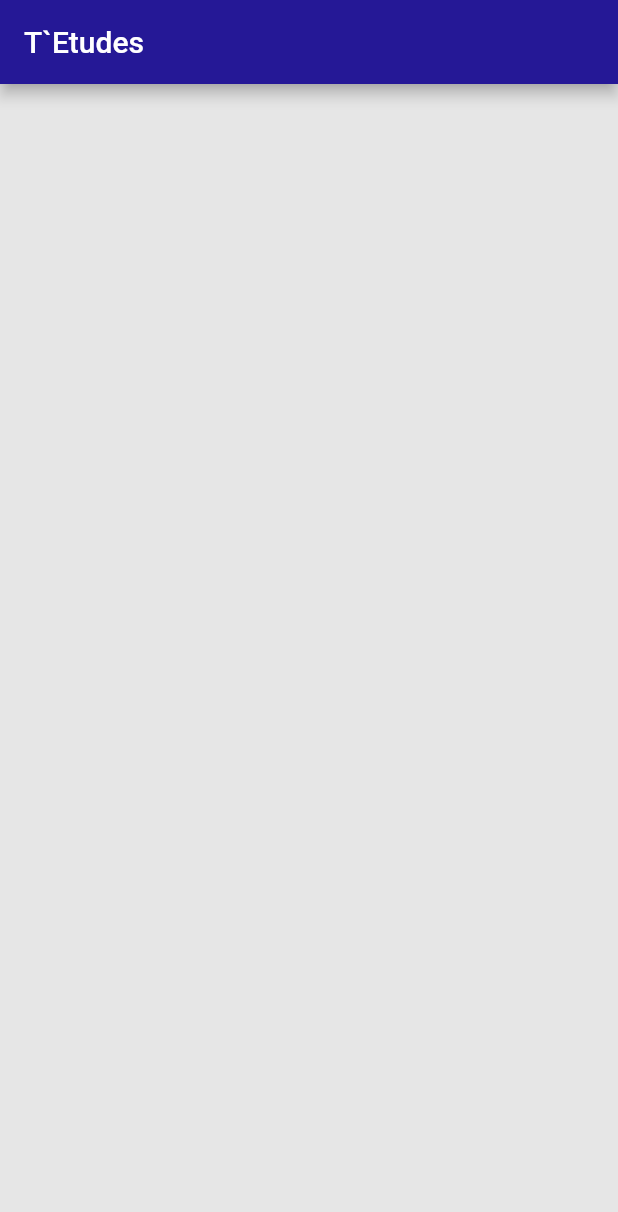
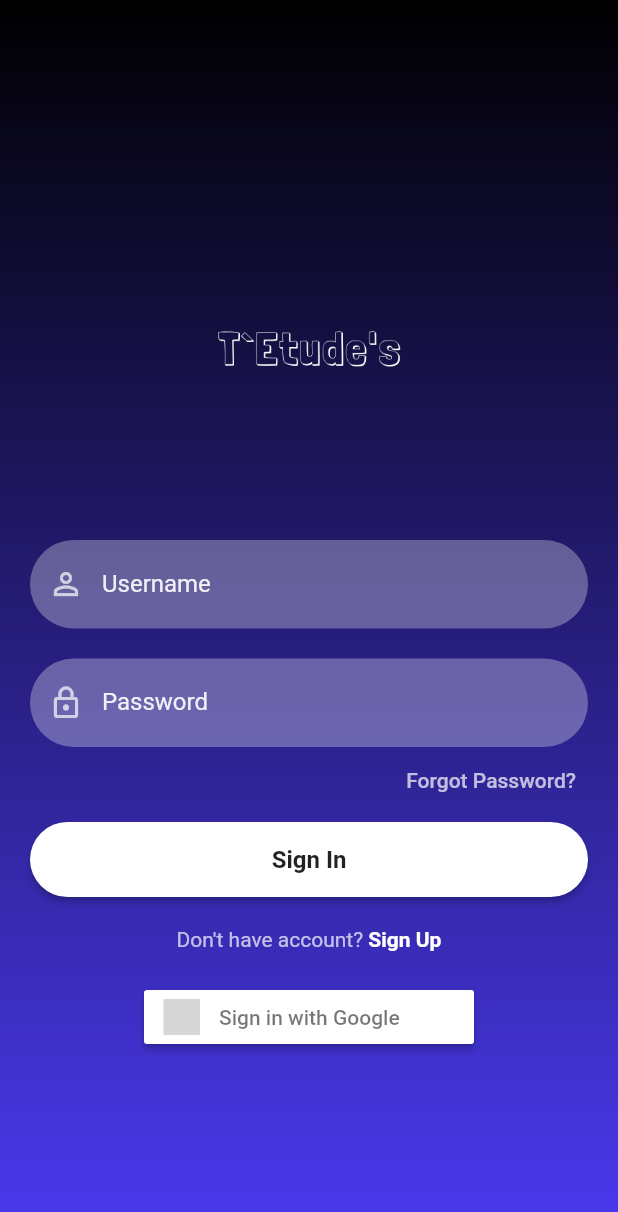
Before and after one commit to Joseph-Kz/Projet-dev, a Flutter app: the screen it shows after launch, on a phone screen of 412 x 824 dp. Shown: the top 1212 px of the screen. Run offline on Flutter 3.47's test engine with Material 2 defaults, Android fonts, the phone set to English and light mode, and no system bars; our stand-ins replace firebase_auth, firebase_core, flutter_signin_button; accounts and stored records are empty; grey boxes are pictures that could not be loaded.

Commit message:
Loginsignupforgotpass

```diff
--- /dev/null
+++ b/lib/Pages/Login.dart
@@ -0,0 +1,111 @@
+import 'package:firebase_auth/firebase_auth.dart';
+import 'package:flutter/material.dart';
+import 'package:projet_tetudes/Pages/home_page.dart';
+import 'package:projet_tetudes/Widget/widget.dart';
+import 'package:flutter_signin_button/flutter_signin_button.dart';
+
+import '../utils/hex_color.dart';
+import 'Signup.dart';
+
+class SignInScreen extends StatefulWidget {
+  const SignInScreen({Key? key}) : super(key: key);
+
+  @override
+  _SignInScreenState createState() => _SignInScreenState();
+}
+GlobalMethods _globalMethods = GlobalMethods();
+class _SignInScreenState extends State<SignInScreen> {
+  TextEditingController _passwordTextController = TextEditingController();
+  TextEditingController _emailTextController = TextEditingController();
+  @override
+  Widget build(BuildContext context) {
+    return Scaffold(
+      body: Container(
+        // width: MediaQuery.of(context).size.width,
+        // height: MediaQuery.of(context).size.height,
+        decoration: BoxDecoration(
+            gradient: LinearGradient(colors: [
+          hexStringToColor("000000"),
+          hexStringToColor("4B39EF")
+        ], begin: Alignment.topCenter, end: Alignment.bottomCenter)),
+        child: SingleChildScrollView(
+          child: Padding(
+            padding: EdgeInsets.fromLTRB(20, 120, 20, 150),
+            child: Column(
+              children: <Widget>[
+                logoWidget("assets/images/Logoo.png"),
+                const SizedBox(
+                  height: 0,
+                ),
+                reusableTextField("Username", Icons.person_outline, false,
+                    _emailTextController),
+                const SizedBox(
+                  height: 20,
+                ),
+                reusableTextField("Password", Icons.lock_outline, true,
+                    _passwordTextController),
+                  const SizedBox(
+                    height: 5,
+                  ),
+                        forgetPassword(context),
+                        firebaseUIButton(context, "Sign In", ()  {
+
+                            FirebaseAuth.instance
+                                .signInWithEmailAndPassword(
+                                email: _emailTextController.text,
+                                password: _passwordTextController.text)
+                                .then((value) {
+                              Navigator.push(context,
+                                  MaterialPageRoute(
+                                      builder: (context) => HomePage()));
+                            }).onError((error, stackTrace) {
+                              String Error_message = "Error ${error.toString()}";
+                              _globalMethods.showErrorDialog(Error_message, context);
+                            });
+                          }
+                          ),
+                signUpOption(),
+                const SizedBox(
+                  height: 20,
+                ),
+                Googlebutton()
+              ],
+            ),
+          ),
+        ),
+      ),
+    );
+  }
+
+  Row signUpOption() {
+    return Row(
+      mainAxisAlignment: MainAxisAlignment.center,
+      children: [
+        const Text("Don't have account?",
+            style: TextStyle(color: Colors.white70)),
+        GestureDetector(
+          onTap: () {
+            Navigator.push(context,
+                MaterialPageRoute(builder: (context) => SignUpScreen()));
+          },
+          child: const Text(
+            " Sign Up",
+            style: TextStyle(color: Colors.white, fontWeight: FontWeight.bold),
+          ),
+        )
+      ],
+    );
+  }
+  Row Googlebutton() {
+    return Row(
+      mainAxisAlignment: MainAxisAlignment.center,
+      children: [
+        SignInButton(
+          Buttons.Google,
+          onPressed: () => Navigator.of(context).pushReplacement(
+              MaterialPageRoute(builder: (context) => HomePage())),
+        )
+      ]
+    );
+  }
+}
--- /dev/null
+++ b/lib/Widget/widget.dart
@@ -0,0 +1,120 @@
+import 'package:flutter/material.dart';
+import 'package:projet_tetudes/Pages/forget_password.dart';
+
+Image logoWidget(String imageName) {
+  return Image.asset(
+    imageName,
+    fit: BoxFit.fitWidth,
+    width: 240,
+    height: 240,
+    color: Colors.white,
+  );
+}
+
+TextField reusableTextField(String text, IconData icon, bool isPasswordType,
+    TextEditingController controller) {
+  return TextField(
+    controller: controller,
+    obscureText: isPasswordType,
+    enableSuggestions: !isPasswordType,
+    autocorrect: !isPasswordType,
+    cursorColor: Colors.white,
+    style: TextStyle(color: Colors.white.withOpacity(0.9)),
+    decoration: InputDecoration(
+      prefixIcon: Icon(
+        icon,
+        color: Colors.white70,
+      ),
+      labelText: text,
+      labelStyle: TextStyle(color: Colors.white.withOpacity(0.9)),
+      filled: true,
+      floatingLabelBehavior: FloatingLabelBehavior.never,
+      fillColor: Colors.white.withOpacity(0.3),
+      border: OutlineInputBorder(
+          borderRadius: BorderRadius.circular(30.0),
+          borderSide: const BorderSide(width: 0, style: BorderStyle.none)),
+    ),
+    keyboardType: isPasswordType
+        ? TextInputType.visiblePassword
+        : TextInputType.emailAddress,
+  );
+}
+
+Container firebaseUIButton(BuildContext context, String title, Function onTap) {
+  return Container(
+    width: MediaQuery.of(context).size.width,
+    height: 50,
+    margin: const EdgeInsets.fromLTRB(0, 10, 0, 20),
+    decoration: BoxDecoration(borderRadius: BorderRadius.circular(90)),
+    child: ElevatedButton(
+      onPressed: () {
+        onTap();
+      },
+      child: Text(
+        title,
+        style: const TextStyle(
+            color: Colors.black87, fontWeight: FontWeight.bold, fontSize: 16),
+      ),
+      style: ButtonStyle(
+          backgroundColor: MaterialStateProperty.resolveWith((states) {
+            if (states.contains(MaterialState.pressed)) {
+              return Colors.black26;
+            }
+            return Colors.white;
+          }),
+          shape: MaterialStateProperty.all<RoundedRectangleBorder>(
+              RoundedRectangleBorder(borderRadius: BorderRadius.circular(30)))),
+    ),
+  );
+}
+Widget forgetPassword(BuildContext context){
+  return Container(
+    width: MediaQuery.of(context).size.width,
+    height: 35,
+    alignment: Alignment.bottomRight,
+    child: TextButton(
+      child: const Text(
+      "Forgot Password?",
+      style: TextStyle(color: Colors.white70),
+      textAlign: TextAlign.right,
+    ),
+    onPressed: () => Navigator.push(
+      context, MaterialPageRoute(builder: (context) => ResetPassword())),
+    ),
+  );
+}
+class GlobalMethods {
+  Future<void> showErrorDialog(String error, BuildContext context) async {
+    showDialog(
+        context: context,
+        builder: (context) {
+          return AlertDialog(
+            title: Row(
+              children: [
+                Padding(
+                  padding: const EdgeInsets.all(8.0),
+                  child: Text('Error occured'),
+                ),
+              ],
+            ),
+            content: Text(
+              error,
+              style: TextStyle(
+                  color: Colors.blue,
+                  fontSize: 20,
+                  fontStyle: FontStyle.italic),
+            ),
+            actions: [
+              TextButton(
+                  onPressed: () {
+                    Navigator.canPop(context) ? Navigator.pop(context) : null;
+                  },
+                  child: Text(
+                    'OK',
+                    style: TextStyle(color: Colors.red),
+                  ))
+            ],
+          );
+        });
+    }
+  }
--- a/lib/main.dart
+++ b/lib/main.dart
@@ -1,9 +1,12 @@
 import 'package:flutter/material.dart';
+import 'package:firebase_core/firebase_core.dart';
+import 'Pages/Login.dart';
 import 'Pages/ouverture.dart';
 import 'Pages/home_page.dart';
-import 'Pages/Login-Signup.dart';
 
-void main() {
+void main() async{
+  WidgetsFlutterBinding.ensureInitialized();
+  await Firebase.initializeApp();
   runApp(const TEtudes());
 }
 
@@ -13,7 +16,7 @@
   Widget build(BuildContext context) {
     return const MaterialApp(
       debugShowCheckedModeBanner: false,
-      home: HomePage(),
+      home: const SignInScreen(),
     );
   }
 }
--- /dev/null
+++ b/lib/utils/hex_color.dart
@@ -0,0 +1,9 @@
+import 'package:flutter/material.dart';
+
+hexStringToColor(String hexColor) {
+  hexColor = hexColor.toUpperCase().replaceAll("#", "");
+  if (hexColor.length == 6) {
+    hexColor = "FF" + hexColor;
+  }
+  return Color(int.parse(hexColor, radix: 16));
+}
```
Also changed, not shown: lib/Pages/Login-Signup.dart (deleted, +0 -112 lines), lib/Pages/Signup.dart (added, +83 -0 lines), lib/Pages/forget_password.dart (added, +58 -0 lines), lib/Pages/home_page.dart (+18 -1 lines), pubspec.yaml (+8 -3 lines), assets/images/Logoo.png (added), pubspec.lock, 5 other files.
